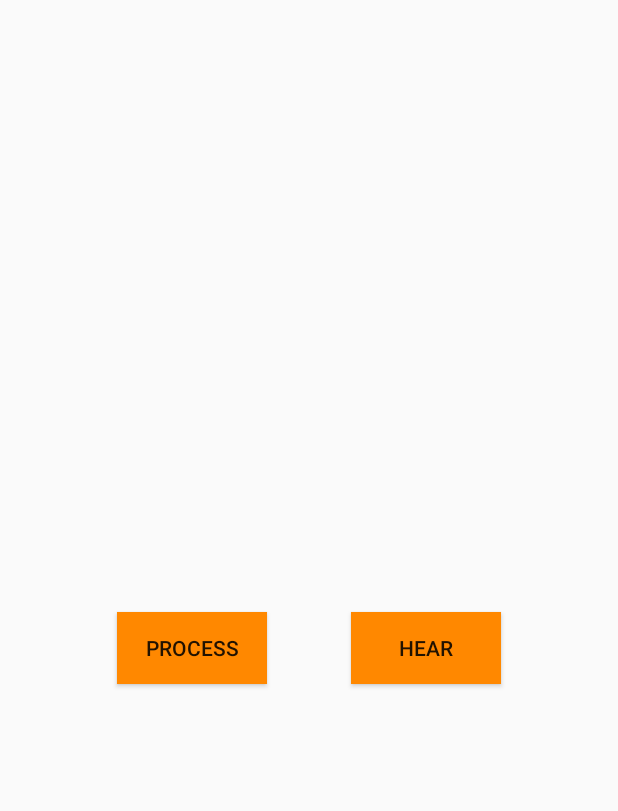
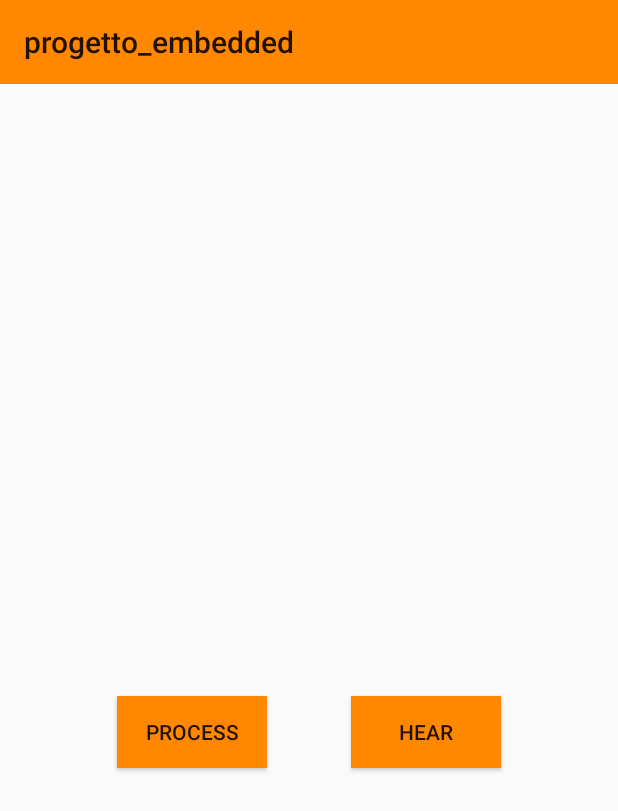
Before and after one commit to Starkiller13/progetto_embedded, an Android app: the Gallery_activity screen opened directly, with no data from a screen before it, on a phone screen of 412 x 824 dp. Shown: the top 811 px of the screen. Run offline under Robolectric (Android 15) with nearby library versions, the phone set to English and light mode, and no system bars.

Commit message:
aggiunti commenti e tolte alcune classi importate non necessarie. Aggiunta toolbar

```diff
--- a/app/src/main/java/com/example/progetto_embedded/Camera_activity.java
+++ b/app/src/main/java/com/example/progetto_embedded/Camera_activity.java
@@ -39,7 +39,7 @@ public class Camera_activity extends AppCompatActivity {
     private static final String TAG = "Camera_activity";
     static final int REQUEST_IMAGE_CAPTURE = 1;
     ImageView imageView = null;
-    String currentPhotoPath = null;
+    private String currentPhotoPath = null;
 
     @Override
     protected void onCreate(Bundle savedInstanceState) {
--- a/app/src/main/java/com/example/progetto_embedded/Gallery_activity.java
+++ b/app/src/main/java/com/example/progetto_embedded/Gallery_activity.java
@@ -1,30 +1,36 @@
 package com.example.progetto_embedded;
 
 import android.content.Intent;
-import android.graphics.Bitmap;
 import android.net.Uri;
 import android.os.Bundle;
-
-import com.google.android.material.floatingactionbutton.FloatingActionButton;
-import com.google.android.material.snackbar.Snackbar;
-
 import androidx.appcompat.app.AppCompatActivity;
 import androidx.appcompat.widget.Toolbar;
-
-import android.provider.MediaStore;
-import android.util.Log;
 import android.view.View;
 import android.widget.ImageView;
 import android.widget.TextView;
 import android.widget.Toast;
 
 public class Gallery_activity extends AppCompatActivity {
+    private static final int PICK_IMAGE=100;
+    Uri imageUri;
+    private String currentPhotoPath = null; //serve per memorizzare la posizione dell'immagine che uso
 
-    private static final int PICK_IMAGE=100;
-    private static final String TAG = "Gallery_activity";
-    Uri imageUri;
-    String currentPhotoPath = null;
 
+    @Override
+    protected void onCreate(Bundle savedInstanceState) {
+        //inizializzazione
+        super.onCreate(savedInstanceState);
+        setContentView(R.layout.gallery_activity);
+        Toolbar toolbar = (Toolbar) findViewById(R.id.toolbar);
+        setSupportActionBar(toolbar);
+        //nuovo intent
+        Intent gallery = new Intent(Intent.ACTION_PICK, android.provider.MediaStore.Images.Media.EXTERNAL_CONTENT_URI);
+        //avvio l'activity per recuperare l'immagine dalla galleria
+        startActivityForResult(gallery,PICK_IMAGE);
+    }
+
+
+    //metodo richiamato dal bottone per elaborare la foto nella image_view_2
     public void onElaborateClick(View view) {
         if (currentPhotoPath == null) {
             Toast myToast = Toast.makeText(this, "No image found", Toast.LENGTH_SHORT);
@@ -35,26 +41,18 @@ public class Gallery_activity extends AppCompatActivity {
             tw.setText(st);
         }
     }
-    @Override
-    protected void onCreate(Bundle savedInstanceState) {
-        super.onCreate(savedInstanceState);
-        setContentView(R.layout.gallery_activity);
 
-        Intent gallery = new Intent(Intent.ACTION_PICK, android.provider.MediaStore.Images.Media.EXTERNAL_CONTENT_URI);
-
-        startActivityForResult(gallery,PICK_IMAGE);
-    }
 
 
     @Override
     protected void onActivityResult(int requestCode, int resultCode, Intent data) {
         super.onActivityResult(requestCode, resultCode,data);
+        //recupero l'immagine e la inserisco nella variabile currentPhotoPath
         if (requestCode == PICK_IMAGE && resultCode == RESULT_OK) {
             imageUri = data.getData();
             ImageView imageView = findViewById(R.id.image_view_2);
             imageView.setImageURI(imageUri);
-            currentPhotoPath=imageUri.getPath().substring(4);
-            Log.v(TAG,imageUri.getPath().substring(5));
+            currentPhotoPath=imageUri.getPath().substring(4);//i primi 4 caratteri non mi servono ("/raw")
         }
     }
 
--- a/app/src/main/res/layout/activity_main.xml
+++ b/app/src/main/res/layout/activity_main.xml
@@ -16,7 +16,6 @@
     app:layout_constraintTop_toTopOf="parent"
     app:popupTheme="@style/ThemeOverlay.AppCompat.Light">
 </androidx.appcompat.widget.Toolbar>
-
 
 
     <!--Da aggiungere a FAB
@@ -84,5 +83,4 @@
         />
 
 
-
 </androidx.constraintlayout.widget.ConstraintLayout>
--- a/app/src/main/res/layout/gallery_activity.xml
+++ b/app/src/main/res/layout/gallery_activity.xml
@@ -5,14 +5,22 @@
     android:layout_width="match_parent"
     android:layout_height="match_parent"
     tools:context=".Gallery_activity">
-    <!-- tools:context=".Camera_activity"> In teoria non serve-->
-
+    <androidx.appcompat.widget.Toolbar
+        android:id="@+id/toolbar"
+        android:layout_width="match_parent"
+        android:layout_height="wrap_content"
+        app:title="@string/app_name"
+        android:background="@android:color/holo_orange_dark"
+        android:theme="@style/ThemeOverlay.AppCompat.ActionBar"
+        app:layout_constraintTop_toTopOf="parent"
+        app:popupTheme="@style/ThemeOverlay.AppCompat.Light">
+    </androidx.appcompat.widget.Toolbar>
 
     <ImageView
         android:id="@+id/image_view_2"
         android:layout_width="match_parent"
         android:layout_height="400dp"
-        app:layout_constraintTop_toTopOf="parent" />
+        app:layout_constraintTop_toBottomOf="@id/toolbar" />
     <Button
         android:id="@+id/button_elaborate"
         android:onClick="onElaborateClick"
```
Also changed, not shown: app/src/main/res/layout/camera_activity.xml (+11 -2 lines). Lines whose indentation alone changed are shown as unchanged.
